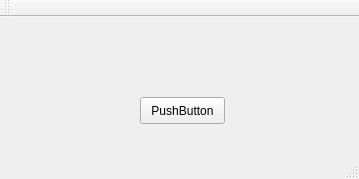
SBTASM/unitext, file mainwindow.ui: the form before one commit.
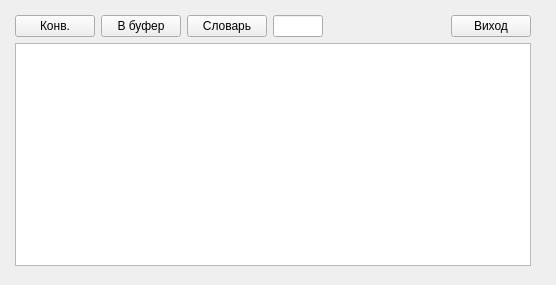
The form after the commit.

Commit message: User Interface

Patch:
```diff
--- a/mainwindow.ui
+++ b/mainwindow.ui
@@ -6,47 +6,97 @@
    <rect>
     <x>0</x>
     <y>0</y>
-    <width>359</width>
-    <height>179</height>
+    <width>556</width>
+    <height>285</height>
    </rect>
   </property>
   <property name="windowTitle">
    <string>MainWindow</string>
   </property>
   <widget class="QWidget" name="centralWidget">
-   <widget class="QPushButton" name="pushButton">
+   <widget class="QWidget" name="layoutWidget">
     <property name="geometry">
      <rect>
-      <x>140</x>
-      <y>80</y>
-      <width>85</width>
-      <height>27</height>
+      <x>10</x>
+      <y>10</y>
+      <width>526</width>
+      <height>261</height>
      </rect>
     </property>
-    <property name="text">
-     <string>PushButton</string>
-    </property>
+    <layout class="QVBoxLayout" name="main">
+     <property name="leftMargin">
+      <number>5</number>
+     </property>
+     <property name="topMargin">
+      <number>5</number>
+     </property>
+     <property name="rightMargin">
+      <number>5</number>
+     </property>
+     <property name="bottomMargin">
+      <number>5</number>
+     </property>
+     <item>
+      <layout class="QHBoxLayout" name="horizontalLayout">
+       <item>
+        <widget class="QPushButton" name="pushButton">
+         <property name="text">
+          <string>Конв.</string>
+         </property>
+        </widget>
+       </item>
+       <item>
+        <widget class="QPushButton" name="pushButton_2">
+         <property name="text">
+          <string>В буфер</string>
+         </property>
+        </widget>
+       </item>
+       <item>
+        <widget class="QPushButton" name="pushButton_3">
+         <property name="text">
+          <string>Словарь</string>
+         </property>
+        </widget>
+       </item>
+       <item>
+        <widget class="QLineEdit" name="lineEdit">
+         <property name="maximumSize">
+          <size>
+           <width>50</width>
+           <height>16777215</height>
+          </size>
+         </property>
+        </widget>
+       </item>
+       <item>
+        <spacer name="horizontalSpacer">
+         <property name="orientation">
+          <enum>Qt::Horizontal</enum>
+         </property>
+         <property name="sizeHint" stdset="0">
+          <size>
+           <width>40</width>
+           <height>20</height>
+          </size>
+         </property>
+        </spacer>
+       </item>
+       <item>
+        <widget class="QPushButton" name="pushButton_4">
+         <property name="text">
+          <string>Виход</string>
+         </property>
+        </widget>
+       </item>
+      </layout>
+     </item>
+     <item>
+      <widget class="QPlainTextEdit" name="plainTextEdit"/>
+     </item>
+    </layout>
    </widget>
   </widget>
-  <widget class="QMenuBar" name="menuBar">
-   <property name="geometry">
-    <rect>
-     <x>0</x>
-     <y>0</y>
-     <width>359</width>
-     <height>27</height>
-    </rect>
-   </property>
-  </widget>
-  <widget class="QToolBar" name="mainToolBar">
-   <attribute name="toolBarArea">
-    <enum>TopToolBarArea</enum>
-   </attribute>
-   <attribute name="toolBarBreak">
-    <bool>false</bool>
-   </attribute>
-  </widget>
-  <widget class="QStatusBar" name="statusBar"/>
  </widget>
  <layoutdefault spacing="6" margin="11"/>
  <resources/>
```
The commit also changes 2 other files.
